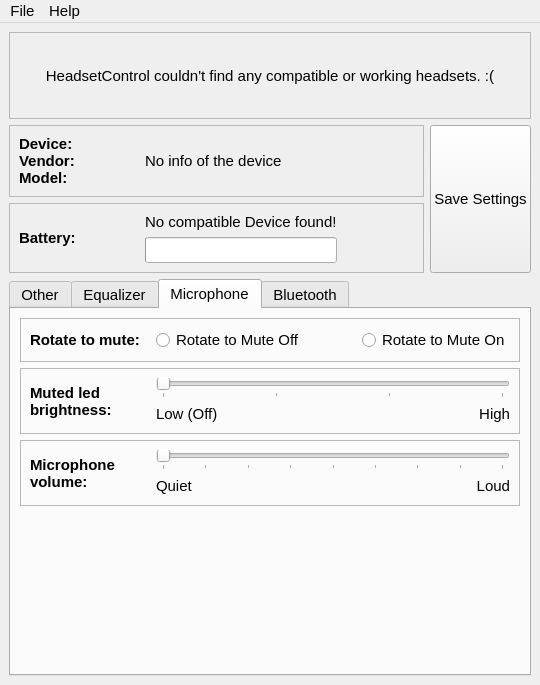
Above: src/UI/mainwindow.ui from LeoKlaus/HeadsetControl-GUI before the change. Below: the same form after it.
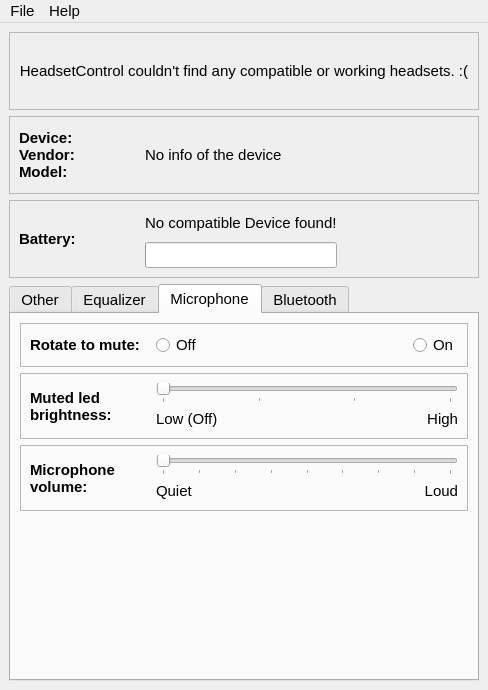
That is the form after the change. The open tabs and pages were chosen to show the change. Icons and pictures are not drawn.

Commit message: Added transaltions, removed save settings button

What changed in the file:
```diff
--- a/src/UI/mainwindow.ui
+++ b/src/UI/mainwindow.ui
@@ -9,8 +9,8 @@
    <rect>
     <x>0</x>
     <y>0</y>
-    <width>540</width>
-    <height>685</height>
+    <width>488</width>
+    <height>690</height>
    </rect>
   </property>
   <property name="sizePolicy">
@@ -19,12 +19,6 @@
     <verstretch>0</verstretch>
    </sizepolicy>
   </property>
-  <property name="minimumSize">
-   <size>
-    <width>0</width>
-    <height>0</height>
-   </size>
-  </property>
   <property name="font">
    <font>
     <pointsize>11</pointsize>
@@ -37,15 +31,6 @@
    <iconset resource="../Resources/icons.qrc">
     <normaloff>:/icons/headphones-inv.png</normaloff>:/icons/headphones-inv.png</iconset>
   </property>
-  <property name="layoutDirection">
-   <enum>Qt::LeftToRight</enum>
-  </property>
-  <property name="styleSheet">
-   <string notr="true"/>
-  </property>
-  <property name="locale">
-   <locale language="English" country="UnitedStates"/>
-  </property>
   <widget class="QWidget" name="centralwidget">
    <property name="sizePolicy">
     <sizepolicy hsizetype="MinimumExpanding" vsizetype="MinimumExpanding">
@@ -119,10 +104,6 @@
      </widget>
     </item>
     <item>
-     <layout class="QHBoxLayout" name="horizontalLayout_26">
-      <item>
-       <layout class="QVBoxLayout" name="verticalLayout_11">
-        <item>
          <widget class="QFrame" name="deviceinfoFrame">
           <property name="sizePolicy">
            <sizepolicy hsizetype="Minimum" vsizetype="Minimum">
@@ -164,9 +145,7 @@
               </font>
              </property>
              <property name="text">
-              <string>Device:
-Vendor:
-Model:</string>
+          <string>&lt;html&gt;&lt;head/&gt;&lt;body&gt;&lt;p&gt;Device:&lt;br/&gt;Vendor:&lt;br/&gt;Model:&lt;/p&gt;&lt;/body&gt;&lt;/html&gt;</string>
              </property>
             </widget>
            </item>
@@ -360,23 +339,6 @@
           </layout>
          </widget>
         </item>
-       </layout>
-      </item>
-      <item>
-       <widget class="QPushButton" name="savesettingsButton">
-        <property name="sizePolicy">
-         <sizepolicy hsizetype="Maximum" vsizetype="Minimum">
-          <horstretch>0</horstretch>
-          <verstretch>0</verstretch>
-         </sizepolicy>
-        </property>
-        <property name="text">
-         <string>Save Settings</string>
-        </property>
-       </widget>
-      </item>
-     </layout>
-    </item>
     <item>
      <widget class="QTabWidget" name="tabWidget">
       <property name="enabled">
@@ -1252,7 +1214,7 @@
            <item>
             <widget class="QRadioButton" name="rotateOff">
              <property name="text">
-              <string>Rotate to Mute Off</string>
+              <string>Off</string>
              </property>
             </widget>
            </item>
@@ -1272,7 +1234,7 @@
            <item>
             <widget class="QRadioButton" name="rotateOn">
              <property name="text">
-              <string>Rotate to Mute On</string>
+              <string>On</string>
              </property>
             </widget>
            </item>
@@ -1699,8 +1661,8 @@
     <rect>
      <x>0</x>
      <y>0</y>
-     <width>540</width>
-     <height>25</height>
+     <width>488</width>
+     <height>26</height>
     </rect>
    </property>
    <widget class="QMenu" name="menuFile">
```
Left out of the diff: 3 changed lines with no effect on the pictures. Lines whose indentation alone changed are shown as unchanged. The commit also changes 19 other files.
